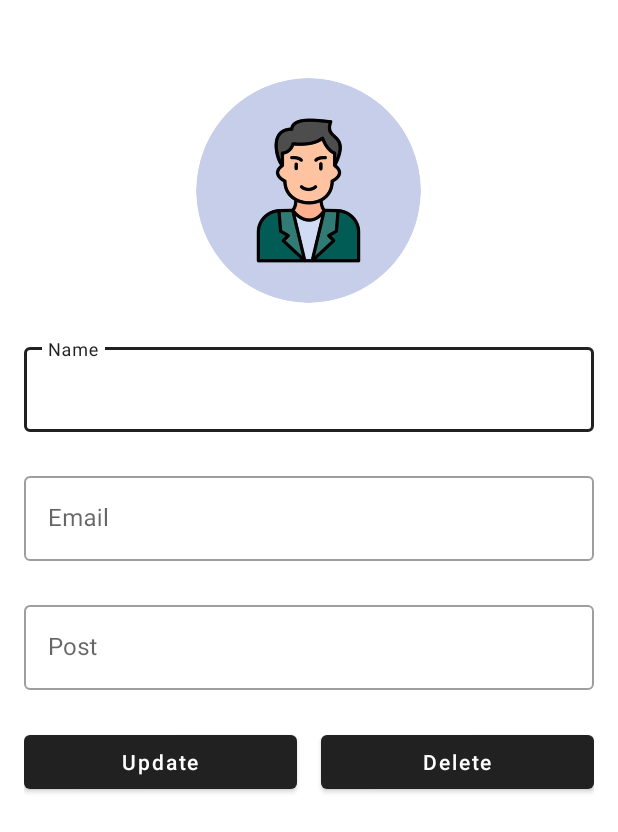
After one commit to aryan7137/UIS_ADMIN_APP, an Android app: the layout activity_update_teacher.xml on its own in the app's theme, with its tools: preview values and no code run, on a phone screen of 412 x 824 dp. The commit adds this screen. Shown: the top 832 px of the screen. Run offline under Robolectric (Android 15) with nearby library versions, the phone set to English and light mode, and no system bars.

Commit message:
COMMIT 24 DEC

```diff
--- a/app/src/main/java/com/example/uisadmin/faculty/AddTeacher.java
+++ b/app/src/main/java/com/example/uisadmin/faculty/AddTeacher.java
@@ -21,9 +21,7 @@ import android.widget.ImageView;
 import android.widget.Spinner;
 import android.widget.Toast;
 
-import com.example.uisadmin.NoticeData;
 import com.example.uisadmin.R;
-import com.example.uisadmin.UploadNotice;
 import com.google.android.gms.tasks.OnCompleteListener;
 import com.google.android.gms.tasks.OnFailureListener;
 import com.google.android.gms.tasks.OnSuccessListener;
@@ -36,8 +34,6 @@ import com.google.firebase.storage.UploadTask;
 
 import java.io.ByteArrayOutputStream;
 import java.io.IOException;
-import java.text.SimpleDateFormat;
-import java.util.Calendar;
 
 public class AddTeacher extends AppCompatActivity {
 
--- a/app/src/main/java/com/example/uisadmin/faculty/UpdateFaculty.java
+++ b/app/src/main/java/com/example/uisadmin/faculty/UpdateFaculty.java
@@ -77,7 +77,7 @@ public class UpdateFaculty extends AppCompatActivity {
                     }
                     preprimary.setHasFixedSize(true);
                     preprimary.setLayoutManager(new LinearLayoutManager(UpdateFaculty.this));
-                    adapter = new TeacherAdapter(list1, UpdateFaculty.this);
+                    adapter = new TeacherAdapter(list1, UpdateFaculty.this, "Pre-Primary");
                     preprimary.setAdapter(adapter);
                 }
             }
@@ -107,7 +107,7 @@ public class UpdateFaculty extends AppCompatActivity {
                     }
                     primary.setHasFixedSize(true);
                     primary.setLayoutManager(new LinearLayoutManager(UpdateFaculty.this));
-                    adapter = new TeacherAdapter(list2, UpdateFaculty.this);
+                    adapter = new TeacherAdapter(list2, UpdateFaculty.this, "Primary");
                     primary.setAdapter(adapter);
                 }
             }
@@ -137,7 +137,7 @@ public class UpdateFaculty extends AppCompatActivity {
                     }
                     secondary.setHasFixedSize(true);
                     secondary.setLayoutManager(new LinearLayoutManager(UpdateFaculty.this));
-                    adapter = new TeacherAdapter(list3, UpdateFaculty.this);
+                    adapter = new TeacherAdapter(list3, UpdateFaculty.this, "Secondary");
                     secondary.setAdapter(adapter);
                 }
             }
--- a/app/src/main/java/com/example/uisadmin/NoticeData.java
+++ b/app/src/main/java/com/example/uisadmin/notice/NoticeData.java
@@ -1,4 +1,4 @@
-package com.example.uisadmin;
+package com.example.uisadmin.notice;
 
 public class NoticeData {
     String title, image, date, time, key;
--- a/app/src/main/java/com/example/uisadmin/UploadNotice.java
+++ b/app/src/main/java/com/example/uisadmin/notice/UploadNotice.java
@@ -1,6 +1,5 @@
-package com.example.uisadmin;
+package com.example.uisadmin.notice;
 
-import androidx.activity.result.contract.ActivityResultContracts;
 import androidx.annotation.NonNull;
 import androidx.annotation.Nullable;
 import androidx.appcompat.app.AppCompatActivity;
@@ -12,13 +11,13 @@ import android.graphics.Bitmap;
 import android.net.Uri;
 import android.os.Bundle;
 import android.provider.MediaStore;
-import android.text.Editable;
 import android.view.View;
 import android.widget.Button;
 import android.widget.EditText;
 import android.widget.ImageView;
 import android.widget.Toast;
 
+import com.example.uisadmin.R;
 import com.google.android.gms.tasks.OnCompleteListener;
 import com.google.android.gms.tasks.OnFailureListener;
 import com.google.android.gms.tasks.OnSuccessListener;
--- /dev/null
+++ b/app/src/main/res/layout/activity_update_teacher.xml
@@ -0,0 +1,89 @@
+<?xml version="1.0" encoding="utf-8"?>
+<LinearLayout xmlns:android="http://schemas.android.com/apk/res/android"
+    xmlns:app="http://schemas.android.com/apk/res-auto"
+    xmlns:tools="http://schemas.android.com/tools"
+    android:layout_width="match_parent"
+    android:layout_height="match_parent"
+    android:orientation="vertical"
+    android:padding="16dp"
+    tools:context=".faculty.UpdateTeacherActivity">
+
+    <de.hdodenhof.circleimageview.CircleImageView
+        android:layout_width="150dp"
+        android:layout_height="150dp"
+        android:id="@+id/updateTeacherImage"
+        android:layout_gravity="center_horizontal"
+        android:src="@drawable/avatar_icon"
+        android:layout_marginTop="36dp"/>
+
+    <com.google.android.material.textfield.TextInputLayout
+        android:layout_width="match_parent"
+        android:layout_height="wrap_content"
+        android:layout_marginTop="24dp"
+        style="@style/Widget.MaterialComponents.TextInputLayout.OutlinedBox">
+
+        <com.google.android.material.textfield.TextInputEditText
+            android:layout_width="match_parent"
+            android:layout_height="wrap_content"
+            android:hint="Name"
+            android:inputType="text"
+            android:id="@+id/updateTeacherName"/>
+    </com.google.android.material.textfield.TextInputLayout>
+
+    <com.google.android.material.textfield.TextInputLayout
+        android:layout_width="match_parent"
+        android:layout_height="wrap_content"
+        android:layout_marginTop="24dp"
+        style="@style/Widget.MaterialComponents.TextInputLayout.OutlinedBox">
+
+        <com.google.android.material.textfield.TextInputEditText
+            android:layout_width="match_parent"
+            android:layout_height="wrap_content"
+            android:hint="Email"
+            android:inputType="textEmailAddress"
+            android:id="@+id/updateTeacherEmail"/>
+    </com.google.android.material.textfield.TextInputLayout>
+
+    <com.google.android.material.textfield.TextInputLayout
+        android:layout_width="match_parent"
+        android:layout_height="wrap_content"
+        android:layout_marginTop="24dp"
+        style="@style/Widget.MaterialComponents.TextInputLayout.OutlinedBox">
+
+        <com.google.android.material.textfield.TextInputEditText
+            android:layout_width="match_parent"
+            android:layout_height="wrap_content"
+            android:hint="Post"
+            android:inputType="text"
+            android:id="@+id/updateTeacherPost"/>
+    </com.google.android.material.textfield.TextInputLayout>
+
+    <LinearLayout
+        android:layout_width="match_parent"
+        android:layout_height="wrap_content"
+        android:orientation="horizontal"
+        android:layout_marginTop="24dp"
+        android:weightSum="2">
+
+        <com.google.android.material.button.MaterialButton
+            android:layout_width="0dp"
+            android:layout_height="wrap_content"
+            android:layout_weight="1"
+            android:text="Update"
+            android:textAllCaps="false"
+            android:layout_marginRight="8dp"
+            android:id="@+id/updateTeacherBtn" />
+
+        <com.google.android.material.button.MaterialButton
+            android:layout_width="0dp"
+            android:layout_height="wrap_content"
+            android:layout_weight="1"
+            android:text="Delete"
+            android:layout_marginLeft="8dp"
+            android:textAllCaps="false"
+            android:id="@+id/deleteTeacherBtn" />
+
+    </LinearLayout>
+
+
+</LinearLayout>
--- a/app/src/main/res/layout/activity_upload_notice.xml
+++ b/app/src/main/res/layout/activity_upload_notice.xml
@@ -5,7 +5,7 @@
     android:layout_width="match_parent"
     android:padding="16dp"
     android:layout_height="match_parent"
-    tools:context=".UploadNotice">
+    tools:context=".notice.UploadNotice">
 
     <LinearLayout
         android:layout_width="match_parent"
```
Also changed, not shown: app/src/main/AndroidManifest.xml (+7 -1 lines), app/src/main/java/com/example/uisadmin/MainActivity.java (+9 -1 lines), app/src/main/java/com/example/uisadmin/faculty/TeacherAdapter.java (+12 -3 lines), app/src/main/java/com/example/uisadmin/faculty/UpdateTeacherActivity.java (added, +226 -0 lines), app/src/main/java/com/example/uisadmin/notice/DeleteNoticeActivity.java (added, +70 -0 lines), app/src/main/java/com/example/uisadmin/notice/NoticeAdapter.java (added, +97 -0 lines), app/src/main/res/layout/activity_delete_notice.xml (added, +19 -0 lines), app/src/main/res/layout/newsfeed_item_layout.xml (added, +59 -0 lines).
